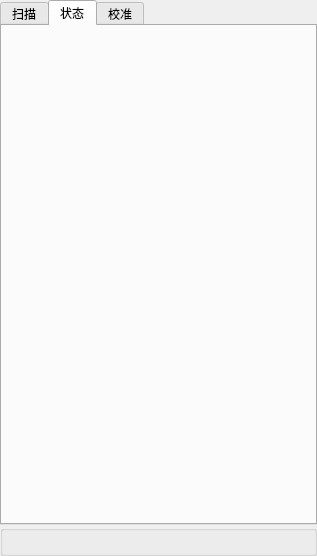
Old version of the form ZCIPS/CTScan/ctscanwidget.ui in the repository maozi2327/ZCIPS.
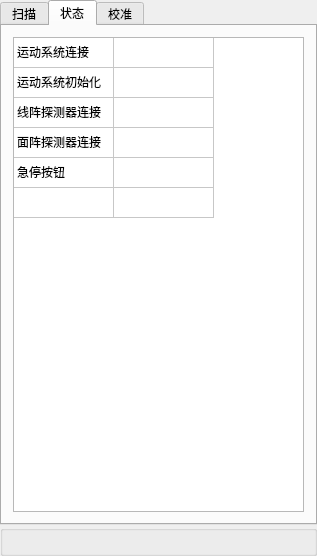
New version of the form. The open tabs and pages were chosen to show the change.

Diff of the .ui file:
```diff
--- a/ZCIPS/CTScan/ctscanwidget.ui
+++ b/ZCIPS/CTScan/ctscanwidget.ui
@@ -92,6 +92,96 @@
       <attribute name="title">
        <string>状态</string>
       </attribute>
+      <layout class="QVBoxLayout" name="verticalLayout_2">
+       <item>
+        <widget class="QTableWidget" name="tableWidget">
+         <property name="showGrid">
+          <bool>true</bool>
+         </property>
+         <attribute name="horizontalHeaderVisible">
+          <bool>false</bool>
+         </attribute>
+         <attribute name="verticalHeaderVisible">
+          <bool>false</bool>
+         </attribute>
+         <row>
+          <property name="text">
+           <string>新建行</string>
+          </property>
+         </row>
+         <row>
+          <property name="text">
+           <string>新建行</string>
+          </property>
+         </row>
+         <row>
+          <property name="text">
+           <string>新建行</string>
+          </property>
+         </row>
+         <row>
+          <property name="text">
+           <string>新建行</string>
+          </property>
+         </row>
+         <row>
+          <property name="text">
+           <string>新建行</string>
+          </property>
+         </row>
+         <row>
+          <property name="text">
+           <string>新建行</string>
+          </property>
+         </row>
+         <column>
+          <property name="text">
+           <string>新建列</string>
+          </property>
+         </column>
+         <column>
+          <property name="text">
+           <string>新建列</string>
+          </property>
+         </column>
+         <item row="0" column="0">
+          <property name="text">
+           <string>运动系统连接</string>
+          </property>
+         </item>
+         <item row="1" column="0">
+          <property name="text">
+           <string>运动系统初始化</string>
+          </property>
+         </item>
+         <item row="2" column="0">
+          <property name="text">
+           <string>线阵探测器连接</string>
+          </property>
+         </item>
+         <item row="3" column="0">
+          <property name="text">
+           <string>面阵探测器连接 </string>
+          </property>
+         </item>
+         <item row="3" column="1">
+          <property name="text">
+           <string/>
+          </property>
+         </item>
+         <item row="4" column="0">
+          <property name="text">
+           <string>急停按钮</string>
+          </property>
+         </item>
+         <item row="4" column="1">
+          <property name="text">
+           <string/>
+          </property>
+         </item>
+        </widget>
+       </item>
+      </layout>
      </widget>
      <widget class="QWidget" name="tab">
       <attribute name="title">
```
